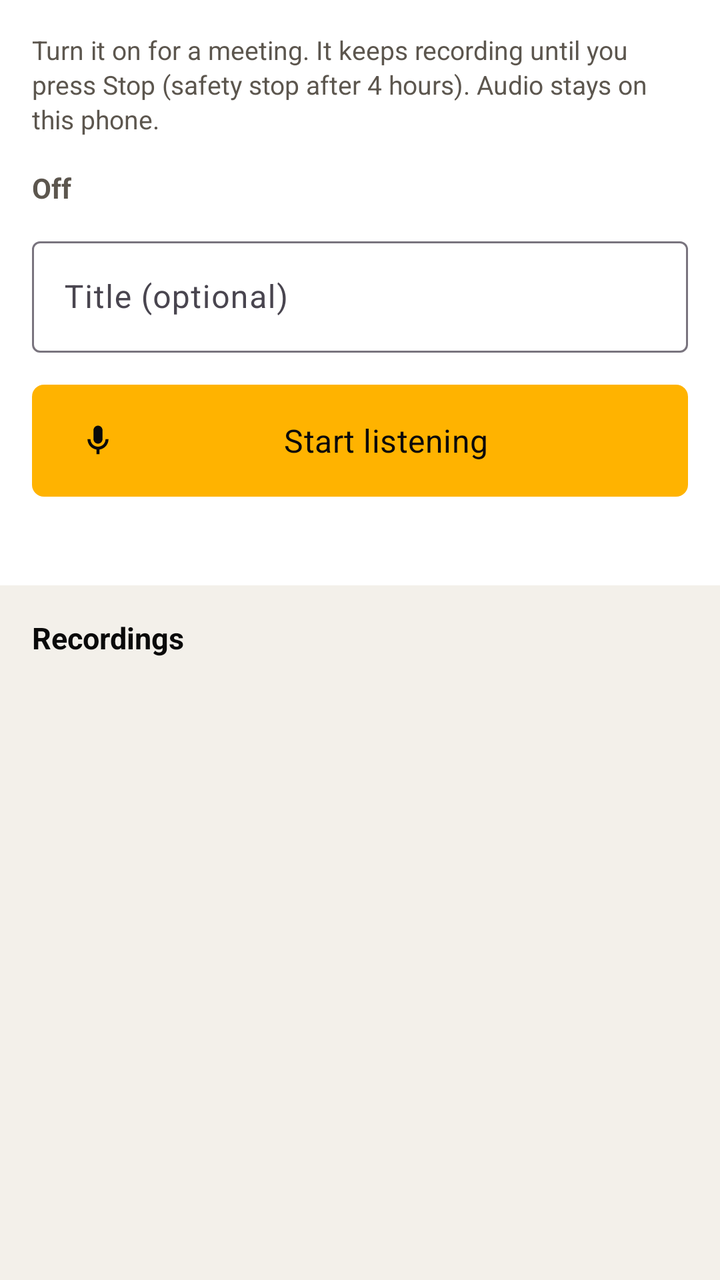
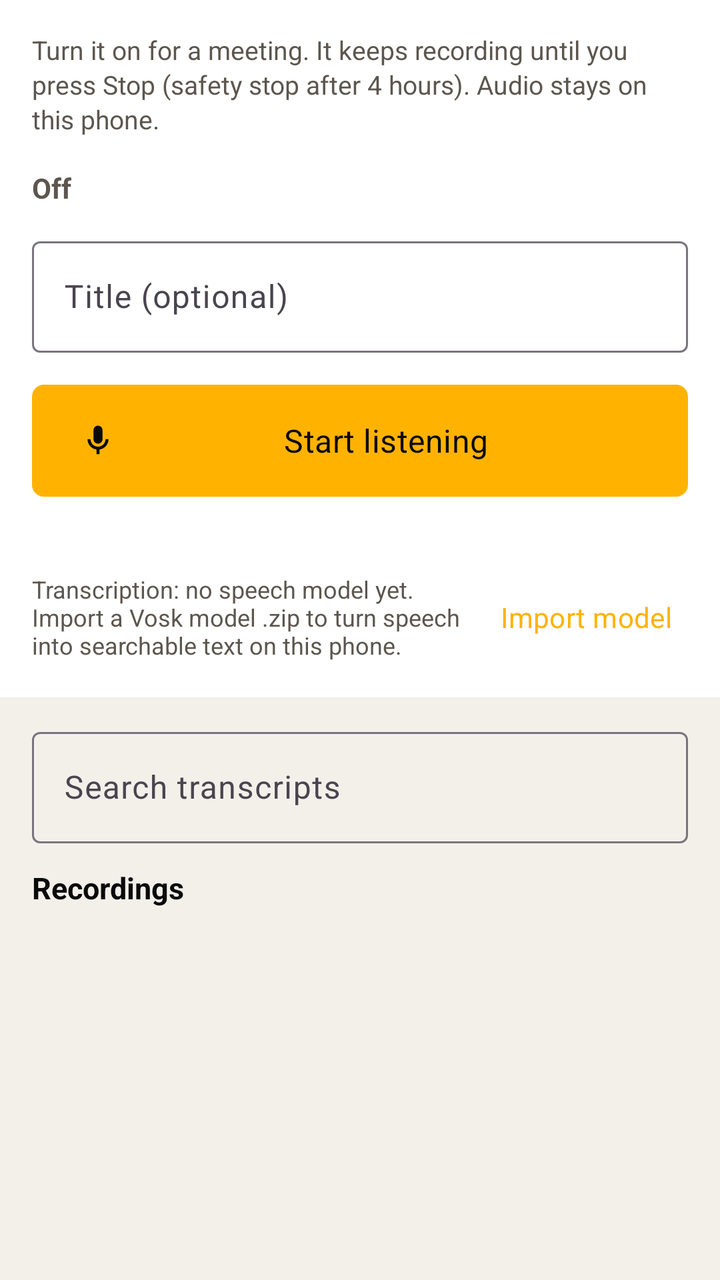

Screens rendered from an Android XML layout before and after an edit, with the pre-edit source and the edit as a unified diff.
<!-- AndroidManifest.xml: application theme Theme.MoneyManager -->
<!-- res/layout/fragment_listener.xml -->
<?xml version="1.0" encoding="utf-8"?>
<LinearLayout xmlns:android="http://schemas.android.com/apk/res/android"
    xmlns:app="http://schemas.android.com/apk/res-auto"
    android:layout_width="match_parent"
    android:layout_height="match_parent"
    android:orientation="vertical"
    android:background="@color/background_gray">

    <LinearLayout
        android:layout_width="match_parent"
        android:layout_height="wrap_content"
        android:orientation="vertical"
        android:padding="16dp"
        android:background="@color/surface_white">

        <TextView
            android:layout_width="match_parent"
            android:layout_height="wrap_content"
            android:text="@string/listener_intro"
            android:textColor="@color/text_secondary"
            android:textSize="13sp"
            android:lineSpacingExtra="2dp" />

        <LinearLayout
            android:layout_width="match_parent"
            android:layout_height="wrap_content"
            android:layout_marginTop="16dp"
            android:orientation="horizontal"
            android:gravity="center_vertical">

            <TextView
                android:id="@+id/tv_listener_status"
                android:layout_width="0dp"
                android:layout_height="wrap_content"
                android:layout_weight="1"
                android:text="@string/listener_status_idle"
                android:textColor="@color/text_secondary"
                android:textSize="14sp"
                android:textStyle="bold" />

            <Chronometer
                android:id="@+id/chrono_listener"
                android:layout_width="wrap_content"
                android:layout_height="wrap_content"
                android:textColor="@color/text_primary"
                android:textSize="28sp"
                android:textStyle="bold"
                android:visibility="gone" />
        </LinearLayout>

        <com.google.android.material.textfield.TextInputLayout
            android:id="@+id/til_listener_title"
            android:layout_width="match_parent"
            android:layout_height="wrap_content"
            android:layout_marginTop="12dp"
            android:hint="@string/listener_title_hint">

            <com.google.android.material.textfield.TextInputEditText
                android:id="@+id/et_listener_title"
                android:layout_width="match_parent"
                android:layout_height="wrap_content"
                android:inputType="textCapSentences"
                android:maxLines="1" />
        </com.google.android.material.textfield.TextInputLayout>

        <com.google.android.material.button.MaterialButton
            android:id="@+id/btn_listener_toggle"
            android:layout_width="match_parent"
            android:layout_height="64dp"
            android:layout_marginTop="12dp"
            android:text="@string/listener_start"
            android:textSize="16sp"
            app:icon="@drawable/ic_mic" />

        <TextView
            android:id="@+id/tv_listener_free"
            android:layout_width="match_parent"
            android:layout_height="wrap_content"
            android:layout_marginTop="8dp"
            android:textColor="@color/text_secondary"
            android:textSize="12sp" />
    </LinearLayout>

    <TextView
        android:layout_width="match_parent"
        android:layout_height="wrap_content"
        android:paddingHorizontal="16dp"
        android:paddingTop="16dp"
        android:paddingBottom="4dp"
        android:text="@string/listener_sessions_header"
        android:textColor="@color/text_primary"
        android:textSize="15sp"
        android:textStyle="bold" />

    <TextView
        android:id="@+id/tv_listener_empty"
        android:layout_width="match_parent"
        android:layout_height="wrap_content"
        android:padding="24dp"
        android:gravity="center"
        android:text="@string/listener_empty"
        android:textColor="@color/text_secondary"
        android:visibility="gone" />

    <androidx.recyclerview.widget.RecyclerView
        android:id="@+id/rv_listener_sessions"
        android:layout_width="match_parent"
        android:layout_height="0dp"
        android:layout_weight="1"
        android:padding="8dp"
        android:clipToPadding="false" />
</LinearLayout>
<!-- resources referenced by this layout -->
<resources>
  <color name="background_gray">#F3F0EA</color>
  <color name="surface_white">#FFFFFF</color>
  <color name="text_primary">#0A0A0A</color>
  <color name="text_secondary">#5C564E</color>
  <!-- drawable ic_mic (drawable) -->
  <?xml version="1.0" encoding="utf-8"?>
  <vector xmlns:android="http://schemas.android.com/apk/res/android"
      android:width="24dp"
      android:height="24dp"
      android:viewportWidth="24"
      android:viewportHeight="24">
      <path
          android:fillColor="#0A0A0A"
          android:pathData="M12,14c1.66,0 3,-1.34 3,-3V5c0,-1.66 -1.34,-3 -3,-3S9,3.34 9,5v6c0,1.66 1.34,3 3,3z" />
      <path
          android:fillColor="#0A0A0A"
          android:pathData="M17,11c0,2.76 -2.24,5 -5,5s-5,-2.24 -5,-5H5c0,3.53 2.61,6.43 6,6.92V21h2v-3.08c3.39,-0.49 6,-3.39 6,-6.92h-2z" />
  </vector>
  <string name="listener_empty">No recordings yet.</string>
  <string name="listener_intro">Turn it on for a meeting. It keeps recording until you press Stop (safety stop after 4 hours). Audio stays on this phone.</string>
  <string name="listener_sessions_header">Recordings</string>
  <string name="listener_start">Start listening</string>
  <string name="listener_status_idle">Off</string>
  <string name="listener_title_hint">Title (optional)</string>
  <style name="Theme.MoneyManager" parent="Base.Theme.MoneyManager" />
  <style name="Base.Theme.MoneyManager" parent="Theme.Material3.DayNight.NoActionBar">
          <item name="colorPrimary">@color/primary_yellow</item>
          <item name="colorPrimaryVariant">@color/primary_yellow_dark</item>
          <item name="colorOnPrimary">@color/text_primary</item>
          <item name="colorSecondary">@color/accent_blue</item>
          <item name="colorSecondaryVariant">@color/teal_700</item>
          <item name="colorOnSecondary">@color/white</item>
          <item name="android:statusBarColor">@color/primary_yellow_dark</item>
          <item name="android:navigationBarColor">@color/background_gray</item>
          <item name="android:windowBackground">@color/background_gray</item>
          <item name="colorSurface">@color/surface_white</item>
          <item name="colorOnSurface">@color/text_primary</item>
          <item name="android:textColorPrimary">@color/text_primary</item>
          <item name="android:textColorSecondary">@color/text_secondary</item>
          <item name="android:textColorHint">@color/text_secondary</item>
          <item name="android:fontFamily">sans-serif</item>
          <item name="materialButtonStyle">@style/Widget.Jaruri.Button</item>
          <item name="borderlessButtonStyle">@style/Widget.Jaruri.Button.Text</item>
          <item name="dividerHorizontal">@color/hairline</item>
          <item name="dividerVertical">@color/hairline</item>
      </style>
  <color name="primary_yellow">#FFB300</color>
  <color name="primary_yellow_dark">#FF8F00</color>
  <color name="accent_blue">#0B3D91</color>
  <color name="teal_700">#00695C</color>
  <color name="white">#FFFFFFFF</color>
  <style name="Widget.Jaruri.Button" parent="Widget.Material3.Button">
          <item name="android:textAllCaps">false</item>
          <item name="android:letterSpacing">0.01</item>
          <item name="cornerRadius">6dp</item>
      </style>
  <style name="Widget.Jaruri.Button.Text" parent="Widget.Material3.Button.TextButton">
          <item name="android:textAllCaps">false</item>
          <item name="android:letterSpacing">0.01</item>
      </style>
  <color name="hairline">#E3DDD4</color>
</resources>

<!-- the commit's change to res/layout/fragment_listener.xml (unified diff, before → after) -->
@@ -79,13 +79,65 @@
             android:layout_marginTop="8dp"
             android:textColor="@color/text_secondary"
             android:textSize="12sp" />
+
+        
+        <LinearLayout
+            android:layout_width="match_parent"
+            android:layout_height="wrap_content"
+            android:layout_marginTop="8dp"
+            android:orientation="horizontal"
+            android:gravity="center_vertical">
+
+            <TextView
+                android:id="@+id/tv_listener_model"
+                android:layout_width="0dp"
+                android:layout_height="wrap_content"
+                android:layout_weight="1"
+                android:text="@string/listener_stt_model_none"
+                android:textColor="@color/text_secondary"
+                android:textSize="12sp" />
+
+            <com.google.android.material.button.MaterialButton
+                android:id="@+id/btn_listener_model_import"
+                style="@style/Widget.MaterialComponents.Button.TextButton"
+                android:layout_width="wrap_content"
+                android:layout_height="wrap_content"
+                android:text="@string/listener_stt_import" />
+
+            <com.google.android.material.button.MaterialButton
+                android:id="@+id/btn_listener_model_remove"
+                style="@style/Widget.MaterialComponents.Button.TextButton"
+                android:layout_width="wrap_content"
+                android:layout_height="wrap_content"
+                android:text="@string/listener_stt_remove"
+                android:visibility="gone" />
+        </LinearLayout>
     </LinearLayout>
 
+    <com.google.android.material.textfield.TextInputLayout
+        android:id="@+id/til_listener_search"
+        android:layout_width="match_parent"
+        android:layout_height="wrap_content"
+        android:layout_marginHorizontal="16dp"
+        android:layout_marginTop="12dp"
+        android:hint="@string/listener_search_hint"
+        app:endIconMode="clear_text">
+
+        <com.google.android.material.textfield.TextInputEditText
+            android:id="@+id/et_listener_search"
+            android:layout_width="match_parent"
+            android:layout_height="wrap_content"
+            android:imeOptions="actionSearch"
+            android:inputType="text"
+            android:maxLines="1" />
+    </com.google.android.material.textfield.TextInputLayout>
+
     <TextView
+        android:id="@+id/tv_listener_list_header"
         android:layout_width="match_parent"
         android:layout_height="wrap_content"
         android:paddingHorizontal="16dp"
-        android:paddingTop="16dp"
+        android:paddingTop="12dp"
         android:paddingBottom="4dp"
         android:text="@string/listener_sessions_header"
         android:textColor="@color/text_primary"
@@ -109,4 +161,13 @@
         android:layout_weight="1"
         android:padding="8dp"
         android:clipToPadding="false" />
+
+    <androidx.recyclerview.widget.RecyclerView
+        android:id="@+id/rv_listener_hits"
+        android:layout_width="match_parent"
+        android:layout_height="0dp"
+        android:layout_weight="1"
+        android:padding="8dp"
+        android:clipToPadding="false"
+        android:visibility="gone" />
 </LinearLayout>
<!-- resource entries referenced after the edit -->
@@ -20,9 +20,13 @@
   </vector>
   <string name="listener_empty">No recordings yet.</string>
   <string name="listener_intro">Turn it on for a meeting. It keeps recording until you press Stop (safety stop after 4 hours). Audio stays on this phone.</string>
+  <string name="listener_search_hint">Search transcripts</string>
   <string name="listener_sessions_header">Recordings</string>
   <string name="listener_start">Start listening</string>
   <string name="listener_status_idle">Off</string>
+  <string name="listener_stt_import">Import model</string>
+  <string name="listener_stt_model_none">Transcription: no speech model yet. Import a Vosk model .zip to turn speech into searchable text on this phone.</string>
+  <string name="listener_stt_remove">Remove</string>
   <string name="listener_title_hint">Title (optional)</string>
   <style name="Theme.MoneyManager" parent="Base.Theme.MoneyManager" />
   <style name="Base.Theme.MoneyManager" parent="Theme.Material3.DayNight.NoActionBar">
